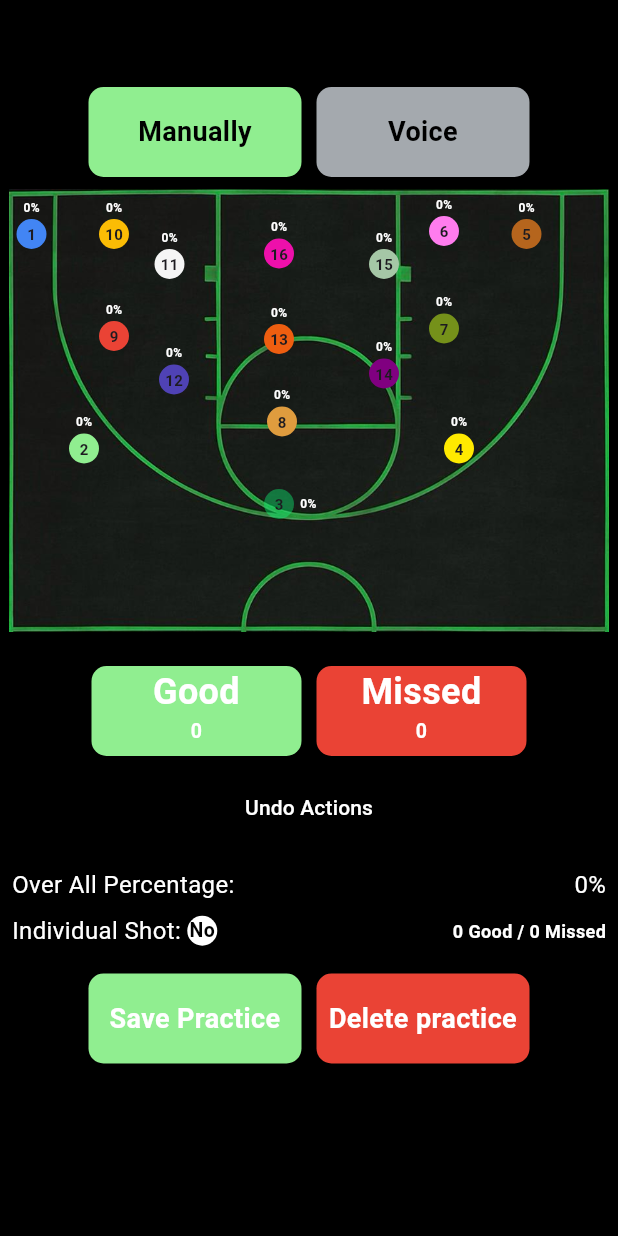
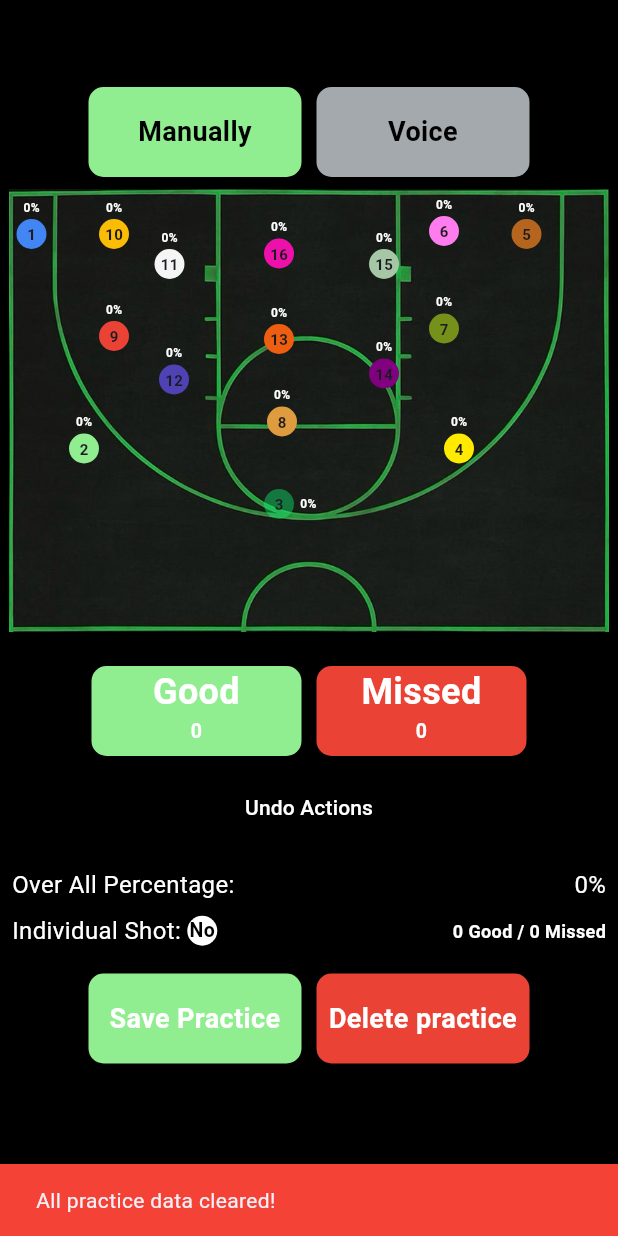
Before and after one commit to fwdAndroid/swee16, a Flutter app: the HomePage screen opened directly, after a tap on "Delete practice", on a phone screen of 412 x 824 dp. Run offline on Flutter 3.47's test engine with Material 3 defaults, Android fonts, the phone set to English and light mode, and no system bars; our stand-ins replace cloud_firestore, firebase_auth, firebase_core, google_fonts, google_sign_in, social_login_buttons and 1 more; accounts and stored records are empty.

Commit message:
Delete Practice

```diff
--- a/lib/screens/main/pages/home_page.dart
+++ b/lib/screens/main/pages/home_page.dart
@@ -387,7 +387,7 @@ class _HomePageState extends State<HomePage> {
 
                   const SizedBox(width: 10),
                   FunctionsButtonWidget(
-                    onTap: () {},
+                    onTap: _deletePracticeResults,
                     color: red,
                     titleText: 'Delete practice',
                   ),
@@ -522,4 +522,24 @@ class _HomePageState extends State<HomePage> {
       CircleWidget(size: 60, opacity: 0.6, selectedPosition: selectedPosition),
     ];
   }
+
+  void _deletePracticeResults() {
+    setState(() {
+      // Reset all good and missed counts to 0 for each position
+      goodCounts = {for (var i = 1; i <= 16; i++) i: 0};
+      missedCounts = {for (var i = 1; i <= 16; i++) i: 0};
+      // Clear action history to prevent undoing after deletion
+      actionHistory.clear();
+      // Reset selected position indicators
+      selectedNumber = null;
+      selectedPosition = null;
+    });
+    // Show confirmation feedback
+    ScaffoldMessenger.of(context).showSnackBar(
+      SnackBar(
+        content: Text('All practice data cleared!'),
+        backgroundColor: Colors.red,
+      ),
+    );
+  }
 }
```
